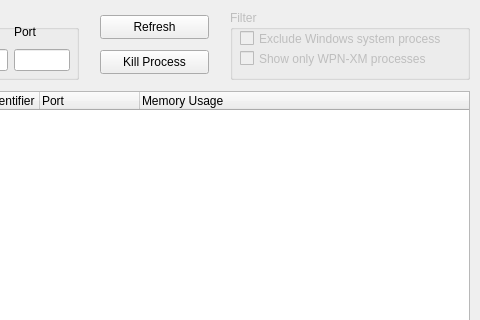
Before: the Qt Designer form src/processviewer/processviewerdialog.ui in WPN-XM/server-control-panel, drawn with Qt 5; both pictures show x 171 to 651 and y 0 to 320 of the 651 by 520 pixel window.
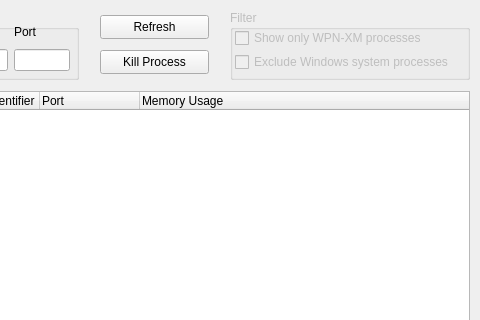
After: the same form once the commit is applied.

Commit message: use a vertical layout for the filter checkboxes

```diff
--- a/src/processviewer/processviewerdialog.ui
+++ b/src/processviewer/processviewerdialog.ui
@@ -210,37 +210,37 @@
         <property name="title">
          <string>Filter</string>
         </property>
-        <widget class="QCheckBox" name="checkBox_filterExcludeWindowsProcesses">
-         <property name="enabled">
-          <bool>false</bool>
-         </property>
+        <widget class="QWidget" name="verticalLayoutWidget">
          <property name="geometry">
           <rect>
-           <x>10</x>
-           <y>20</y>
-           <width>201</width>
-           <height>17</height>
+           <x>5</x>
+           <y>19</y>
+           <width>231</width>
+           <height>42</height>
           </rect>
          </property>
-         <property name="text">
-          <string>Exclude Windows system processes</string>
-         </property>
-        </widget>
+         <layout class="QVBoxLayout" name="verticalLayout_3">
+          <item>
         <widget class="QCheckBox" name="checkBox_filterShowOnlyWpnxmProcesses">
          <property name="enabled">
           <bool>false</bool>
          </property>
-         <property name="geometry">
-          <rect>
-           <x>10</x>
-           <y>40</y>
-           <width>211</width>
-           <height>17</height>
-          </rect>
-         </property>
          <property name="text">
           <string>Show only WPN-XM processes</string>
          </property>
+           </widget>
+          </item>
+          <item>
+           <widget class="QCheckBox" name="checkBox_filterExcludeWindowsProcesses">
+            <property name="enabled">
+             <bool>false</bool>
+            </property>
+            <property name="text">
+             <string>Exclude Windows system processes</string>
+            </property>
+           </widget>
+          </item>
+         </layout>
         </widget>
        </widget>
       </item>
```
Lines whose indentation alone changed are shown as unchanged.
